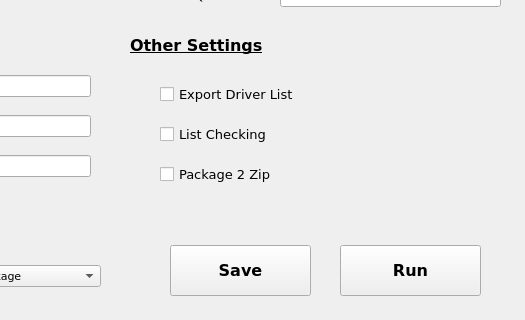
Before: the Qt Designer form GUI_.ui in ToroSU/DL_Creator, drawn with Qt 5; both pictures show x 230 to 755 and y 225 to 545 of the 755 by 545 pixel window.
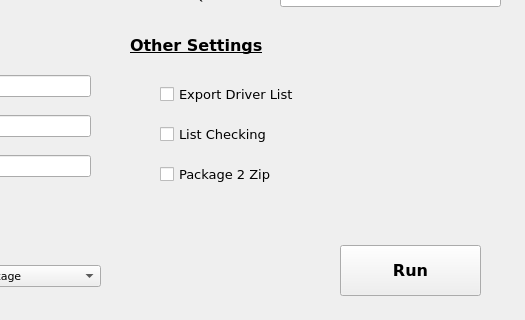
After: the same form once the commit is applied.

Commit message: Fix: delete save button

Diff of the .ui file:
```diff
--- a/GUI_.ui
+++ b/GUI_.ui
@@ -703,27 +703,6 @@
     <string>Package 2 Zip</string>
    </property>
   </widget>
-  <widget class="QPushButton" name="save_pushButton">
-   <property name="geometry">
-    <rect>
-     <x>400</x>
-     <y>470</y>
-     <width>141</width>
-     <height>51</height>
-    </rect>
-   </property>
-   <property name="font">
-    <font>
-     <family>Verdana</family>
-     <pointsize>12</pointsize>
-     <weight>75</weight>
-     <bold>true</bold>
-    </font>
-   </property>
-   <property name="text">
-    <string>Save</string>
-   </property>
-  </widget>
   <widget class="QPushButton" name="run_pushButton">
    <property name="geometry">
     <rect>
```
